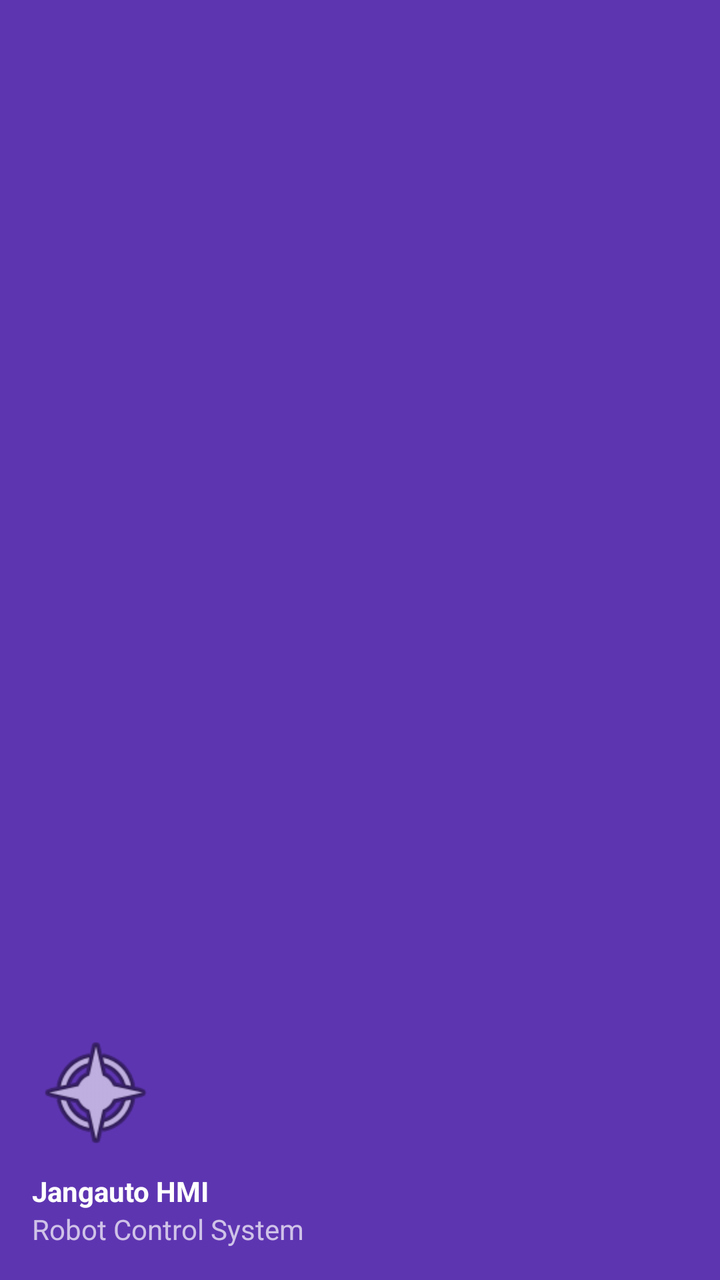
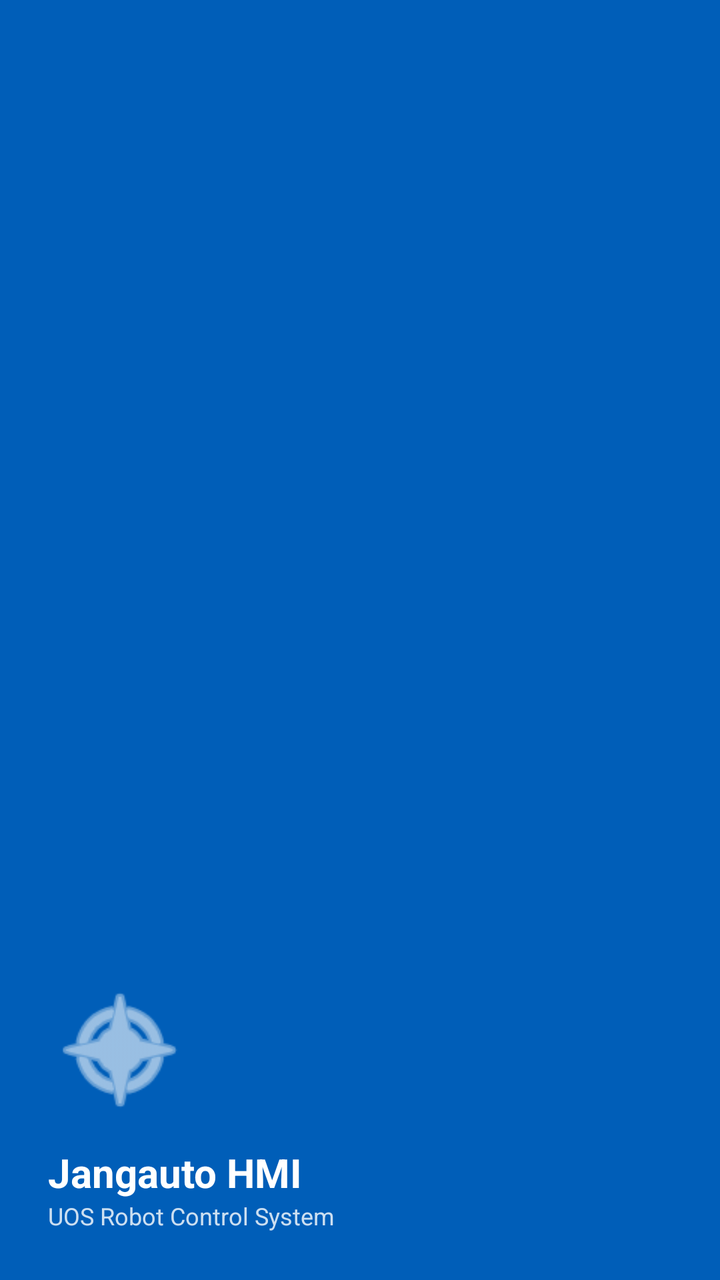

Screens rendered from an Android XML layout before and after an edit, with the pre-edit source and the edit as a unified diff.
<!-- AndroidManifest.xml: application theme Theme.HMI -->
<!-- res/layout/drawer_header.xml -->
<?xml version="1.0" encoding="utf-8"?>
<LinearLayout xmlns:android="http://schemas.android.com/apk/res/android"
    android:layout_width="match_parent"
    android:layout_height="160dp"
    android:background="#5E35B1"
    android:gravity="bottom"
    android:orientation="vertical"
    android:padding="16dp"
    android:theme="@style/ThemeOverlay.AppCompat.Dark">

    <ImageView
        android:layout_width="64dp"
        android:layout_height="64dp"
        android:src="@android:drawable/ic_menu_compass" />

    <TextView
        android:layout_width="match_parent"
        android:layout_height="wrap_content"
        android:paddingTop="8dp"
        android:text="Jangauto HMI"
        android:textAppearance="@style/TextAppearance.AppCompat.Body1"
        android:textStyle="bold" />

    <TextView
        android:layout_width="wrap_content"
        android:layout_height="wrap_content"
        android:text="Robot Control System" />

</LinearLayout>
<!-- resources referenced by this layout -->
<resources>
  <style name="Theme.HMI" parent="Base.Theme.HMI" />
  <style name="Base.Theme.HMI" parent="Theme.Material3.DayNight.NoActionBar">
          
          
      </style>
</resources>

<!-- the commit's change to res/layout/drawer_header.xml (unified diff, before → after) -->
@@ -1,29 +1,33 @@
 <?xml version="1.0" encoding="utf-8"?>
 <LinearLayout xmlns:android="http://schemas.android.com/apk/res/android"
     android:layout_width="match_parent"
-    android:layout_height="160dp"
-    android:background="#5E35B1"
+    android:layout_height="180dp"
+    android:background="@color/uos_blue"
     android:gravity="bottom"
     android:orientation="vertical"
-    android:padding="16dp"
-    android:theme="@style/ThemeOverlay.AppCompat.Dark">
+    android:padding="24dp">
 
     <ImageView
-        android:layout_width="64dp"
-        android:layout_height="64dp"
-        android:src="@android:drawable/ic_menu_compass" />
+        android:layout_width="72dp"
+        android:layout_height="72dp"
+        android:src="@android:drawable/ic_menu_compass"
+        app:tint="@color/white"
+        xmlns:app="http://schemas.android.com/apk/res-auto" />
 
     <TextView
         android:layout_width="match_parent"
         android:layout_height="wrap_content"
-        android:paddingTop="8dp"
+        android:paddingTop="12dp"
         android:text="Jangauto HMI"
-        android:textAppearance="@style/TextAppearance.AppCompat.Body1"
+        android:textColor="@color/white"
+        android:textSize="20sp"
         android:textStyle="bold" />
 
     <TextView
         android:layout_width="wrap_content"
         android:layout_height="wrap_content"
-        android:text="Robot Control System" />
+        android:text="UOS Robot Control System"
+        android:textColor="#CCFFFFFF"
+        android:textSize="12sp" />
 
 </LinearLayout>
<!-- resource entries referenced after the edit -->
@@ -1,9 +1,30 @@
 <!-- resources referenced by this layout -->
 <resources>
+  <color name="uos_blue">#005EB8</color>
+  <color name="white">#FFFFFFFF</color>
   <style name="Theme.HMI" parent="Base.Theme.HMI" />
   <style name="Base.Theme.HMI" parent="Theme.Material3.DayNight.NoActionBar">
+          <item name="colorPrimary">@color/uos_blue</item>
+          <item name="colorOnPrimary">@color/white</item>
+          <item name="colorSecondary">@color/uos_blue_dark</item>
+          <item name="android:windowBackground">@color/surface_background</item>
+  
           
-          
+          <item name="android:statusBarColor">@android:color/transparent</item>
+          <item name="android:navigationBarColor">@android:color/transparent</item>
+          <item name="android:windowLightStatusBar" tools:targetApi="m">true</item>
+          <item name="android:windowLightNavigationBar" tools:targetApi="o">true</item>
+  
+          <item name="shapeAppearanceSmallComponent">@style/ShapeAppearance.HMI.Small</item>
+          <item name="shapeAppearanceMediumComponent">@style/ShapeAppearance.HMI.Medium</item>
+      </style>
+  <color name="uos_blue_dark">#004094</color>
+  <color name="surface_background">#F8F9FA</color>
+  <style name="ShapeAppearance.HMI.Small" parent="ShapeAppearance.Material3.SmallComponent">
+          <item name="cornerSize">8dp</item>
+      </style>
+  <style name="ShapeAppearance.HMI.Medium" parent="ShapeAppearance.Material3.MediumComponent">
+          <item name="cornerSize">16dp</item>
       </style>
 </resources>
 
